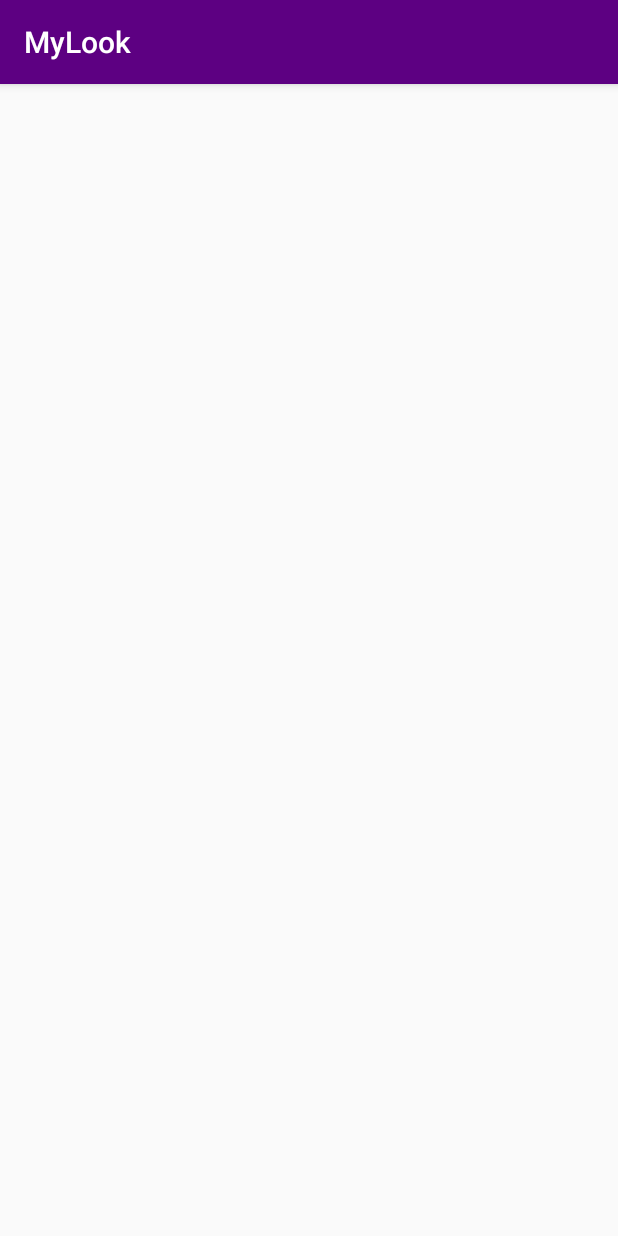
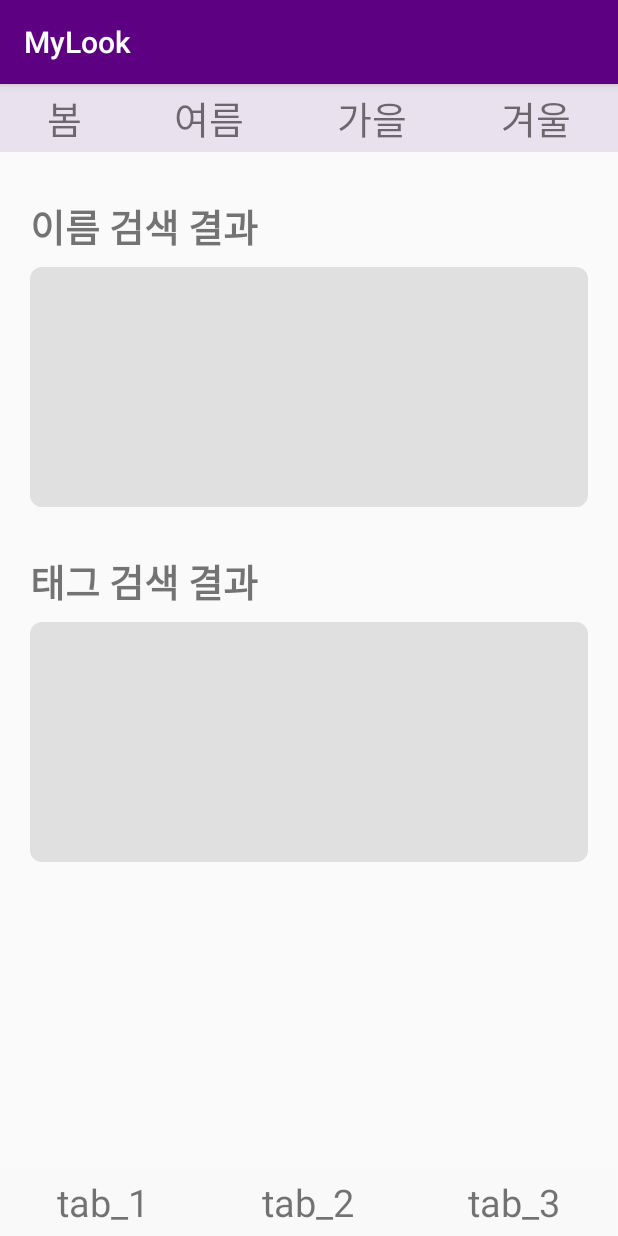
Before and after one commit to Ohrotan/MyLook, an Android app: the ClotheSearchLayout screen opened directly, with no data from a screen before it, on a phone screen of 412 x 824 dp. Run offline under Robolectric (Android 15) with nearby library versions, the phone set to English and light mode, and no system bars.

Commit message:
검색 결과 화면

```diff
--- /dev/null
+++ b/app/src/main/res/drawable/shape_search_background.xml
@@ -0,0 +1,12 @@
+<?xml version="1.0" encoding="utf-8"?>
+<shape xmlns:android="http://schemas.android.com/apk/res/android"
+    android:shape="rectangle">
+    <stroke
+        android:width="5dp"
+        android:color="#e0e0e0"/>
+    <solid
+        android:color="#e0e0e0"/>
+
+    <corners
+        android:radius="5dp"/>
+</shape>
--- a/app/src/main/res/layout/activity_clothe_search_layout.xml
+++ b/app/src/main/res/layout/activity_clothe_search_layout.xml
@@ -1,9 +1,156 @@
 <?xml version="1.0" encoding="utf-8"?>
-<androidx.constraintlayout.widget.ConstraintLayout xmlns:android="http://schemas.android.com/apk/res/android"
+<LinearLayout xmlns:android="http://schemas.android.com/apk/res/android"
     xmlns:app="http://schemas.android.com/apk/res-auto"
     xmlns:tools="http://schemas.android.com/tools"
     android:layout_width="match_parent"
     android:layout_height="match_parent"
-    tools:context=".ClotheSearchLayout">
+    android:orientation="vertical">
+    <LinearLayout
+        android:layout_width="match_parent"
+        android:layout_height="wrap_content"
+        android:orientation="vertical"
+        android:gravity="center_horizontal" >
 
-</androidx.constraintlayout.widget.ConstraintLayout>
+        <LinearLayout
+            android:layout_width="fill_parent"
+            android:layout_height="45dp"
+            android:orientation="horizontal"
+            android:gravity="center"
+            >
+
+            <TextView
+                android:layout_width="wrap_content"
+                android:layout_height="match_parent"
+                android:text="봄"
+                android:textSize="25dp"
+                android:layout_weight="25"
+                android:background="#1A5d0082"
+                android:gravity="center"/>
+
+
+            <TextView
+                android:layout_width="wrap_content"
+                android:layout_height="match_parent"
+                android:text="여름"
+                android:textSize="25dp"
+                android:layout_weight="25"
+                android:background="#1A5d0082"
+                android:gravity="center"/>
+
+
+            <TextView
+                android:layout_width="wrap_content"
+                android:layout_height="match_parent"
+                android:text="가을"
+                android:textSize="25dp"
+                android:layout_weight="25"
+                android:background="#1A5d0082"
+                android:gravity="center"/>
+
+
+            <TextView
+                android:layout_width="wrap_content"
+                android:layout_height="match_parent"
+                android:text="겨울"
+                android:textSize="25dp"
+                android:layout_weight="25"
+                android:background="#1A5d0082"
+                android:gravity="center"/>
+
+        </LinearLayout>
+    </LinearLayout>
+
+
+
+    <LinearLayout
+        android:layout_width="fill_parent"
+        android:layout_height="fill_parent"
+        android:layout_weight="100"
+        android:orientation="vertical">
+
+        <LinearLayout
+            android:layout_width="match_parent"
+            android:layout_height="wrap_content"
+            android:orientation="vertical"
+            android:paddingTop="30dp"
+            android:paddingRight="20dp"
+            android:paddingLeft="20dp">
+
+            <TextView
+                android:paddingBottom="8dp"
+                android:layout_width="wrap_content"
+                android:layout_height="wrap_content"
+                android:text="이름 검색 결과"
+                android:textSize="25dp"
+                android:textStyle="bold"
+                />
+            <ImageView
+                android:layout_width="match_parent"
+                android:layout_height="160dp"
+                android:src="@drawable/shape_search_background"/>
+        </LinearLayout>
+
+
+        <LinearLayout
+            android:layout_width="match_parent"
+            android:layout_height="wrap_content"
+            android:orientation="vertical"
+            android:paddingTop="30dp"
+            android:paddingRight="20dp"
+            android:paddingLeft="20dp">
+
+            <TextView
+                android:paddingBottom="8dp"
+                android:layout_width="wrap_content"
+                android:layout_height="wrap_content"
+                android:text="태그 검색 결과"
+                android:textSize="25dp"
+                android:textStyle="bold"
+                />
+            <ImageView
+                android:layout_width="match_parent"
+                android:layout_height="160dp"
+                android:src="@drawable/shape_search_background"/>
+        </LinearLayout>
+    </LinearLayout>
+
+    <LinearLayout
+        android:layout_width="fill_parent"
+        android:layout_height="45dp"
+        android:orientation="horizontal"
+        android:layout_marginTop="10dp"
+        >
+
+
+        <TextView
+            android:layout_width="wrap_content"
+            android:layout_height="match_parent"
+            android:text="tab_1"
+            android:textSize="25dp"
+            android:layout_weight="33.3333"
+            android:background="#F9F9F9"
+            android:gravity="center"/>
+
+
+        <TextView
+            android:layout_width="wrap_content"
+            android:layout_height="match_parent"
+            android:text="tab_2"
+            android:textSize="25dp"
+            android:layout_weight="33.3333"
+            android:background="#F9F9F9"
+            android:gravity="center"/>
+
+
+        <TextView
+            android:layout_width="wrap_content"
+            android:layout_height="match_parent"
+            android:text="tab_3"
+            android:textSize="25dp"
+            android:layout_weight="33.3333"
+            android:background="#F9F9F9"
+            android:gravity="center"/>
+
+    </LinearLayout>
+
+</LinearLayout>
```
